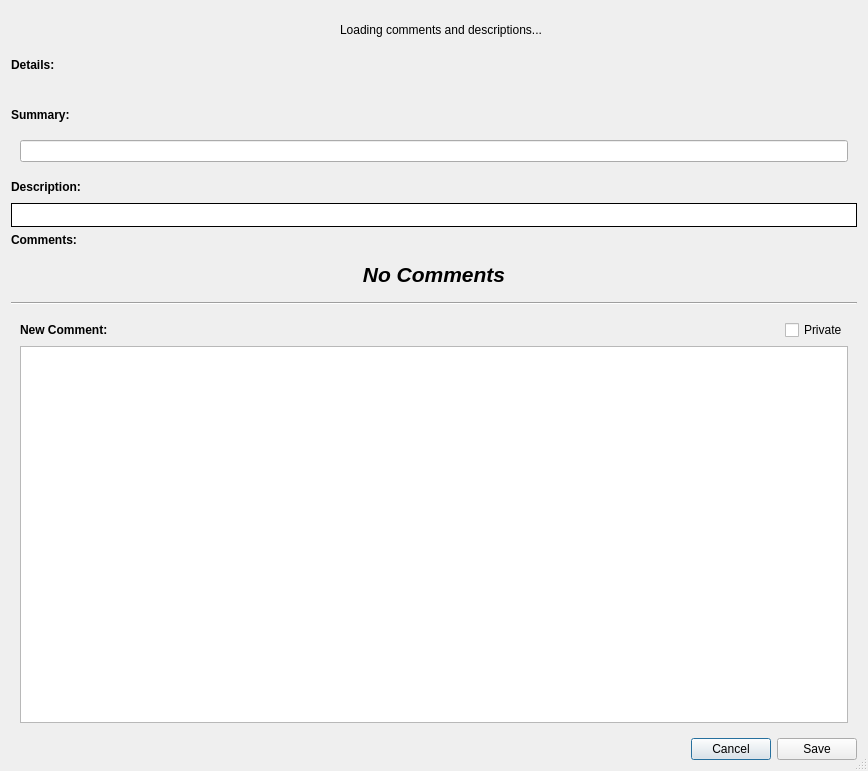
Qt form NewCommentsDialog.ui (Entomologist/entomologist) before a commit.
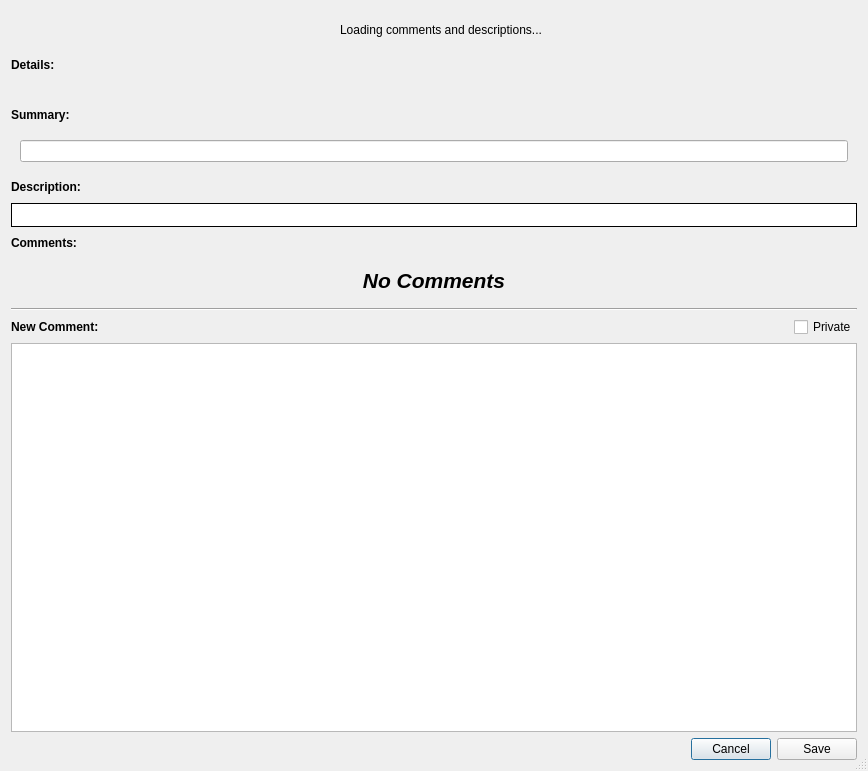
The same form after that commit. Icons and pictures are not drawn. Custom widgets are drawn as their Qt base class.

Commit message: Finished with the NewCommentsDialog changes

Diff of the .ui file:
```diff
--- a/NewCommentsDialog.ui
+++ b/NewCommentsDialog.ui
@@ -347,7 +347,9 @@
            <number>0</number>
           </property>
           <item>
-           <widget class="QLabel" name="commentsLabel">
+           <layout class="QHBoxLayout" name="commentsLabelLayout">
+            <item>
+             <widget class="ClickableText" name="commentsLabel">
             <property name="font">
              <font>
               <weight>75</weight>
@@ -360,6 +362,31 @@
            </widget>
           </item>
           <item>
+             <widget class="QLabel" name="commentsGraphic">
+              <property name="text">
+               <string/>
+              </property>
+              <property name="pixmap">
+               <pixmap resource="resources.qrc">:/small_arrow_down</pixmap>
+              </property>
+             </widget>
+            </item>
+            <item>
+             <spacer name="horizontalSpacer_7">
+              <property name="orientation">
+               <enum>Qt::Horizontal</enum>
+              </property>
+              <property name="sizeHint" stdset="0">
+               <size>
+                <width>40</width>
+                <height>20</height>
+               </size>
+              </property>
+             </spacer>
+            </item>
+           </layout>
+          </item>
+          <item>
            <widget class="QFrame" name="commentsFrame">
             <property name="styleSheet">
              <string notr="true"/>
@@ -436,6 +463,9 @@
              <enum>QFrame::Plain</enum>
             </property>
             <layout class="QVBoxLayout" name="verticalLayout_9">
+             <property name="margin">
+              <number>0</number>
+             </property>
              <item>
               <layout class="QHBoxLayout" name="horizontalLayout_2">
                <item>
```
Left out of the diff: 6 changed lines with no effect on the pictures. Lines whose indentation alone changed are shown as unchanged. The commit also changes 1 other file.
